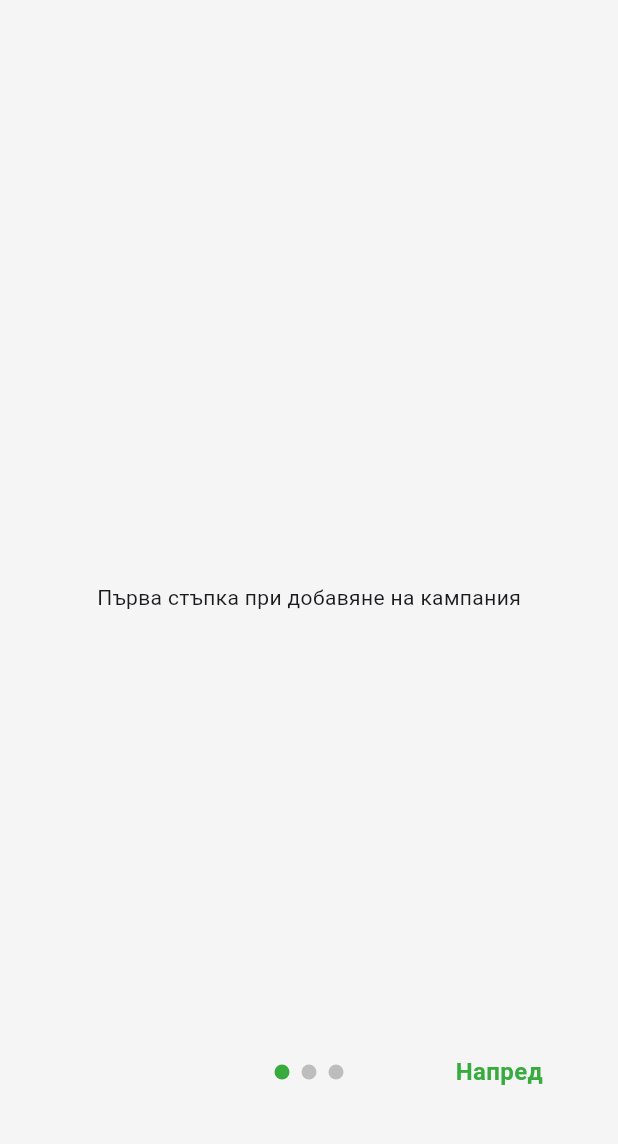
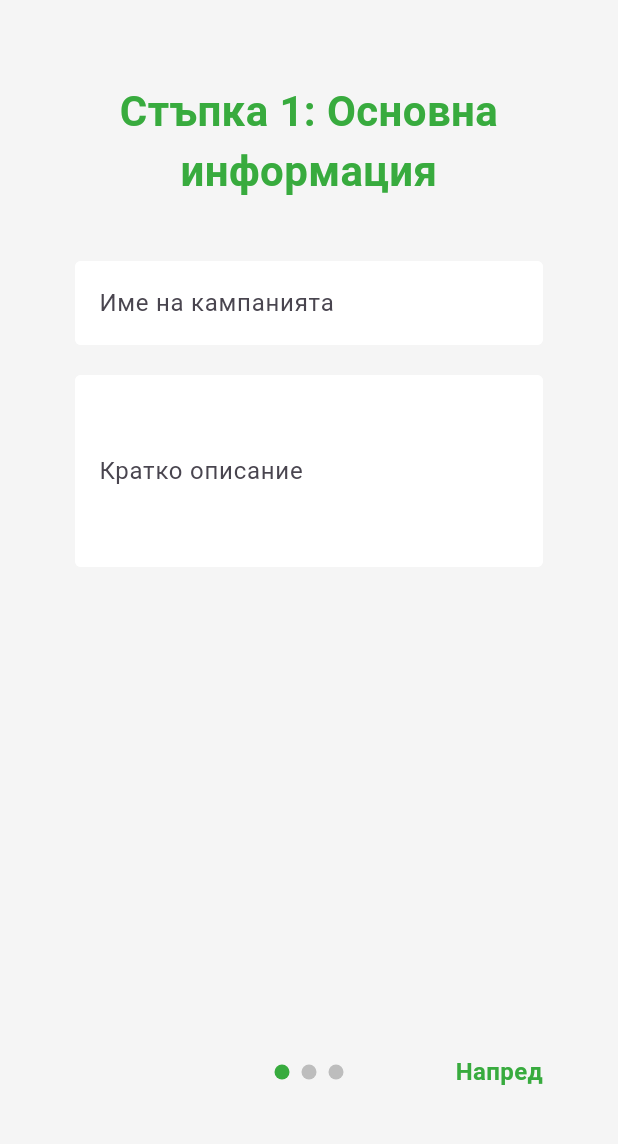
Before and after one commit to ZvezdiPro/Volunteer-Varna, a Flutter app: the CreateCampaign screen opened directly, on a phone screen of 412 x 824 dp, the part 63-1207 px from its top. Run offline on Flutter 3.47's test engine with Material 3 defaults, Android fonts, the phone set to English and light mode, and no system bars; drawn by our look-alikes of smooth_page_indicator; our stand-ins replace firebase_auth, firebase_core, flutter_spinkit; accounts and stored records are empty.

Commit message:
Finished the first campaign creation screen
Input for Title and Description

```diff
--- a/lib/screens/main/create_campaign.dart
+++ b/lib/screens/main/create_campaign.dart
@@ -40,6 +40,9 @@ class _CreateCampaignState extends State<CreateCampaign> {
   }
 
   void nextStep() {
+    final currentFormKey = _getCurrentFormKey();
+
+    if (currentFormKey.currentState!.validate()) {
       // If we aren't on the last page, go to the next
       if (_currentPage < totalSteps - 1) {
         _pageController.nextPage(
@@ -48,7 +51,8 @@ class _CreateCampaignState extends State<CreateCampaign> {
         );
       }
       else {
-      Navigator.pop(context);
+        _submitCampaign();
+      }
     }
   }
 
@@ -65,6 +69,8 @@ class _CreateCampaignState extends State<CreateCampaign> {
     setState(() {
       _loading = true;
       });
+
+    Navigator.of(context).pop();
 
     // TODO: Create a Campaign object using the data and add it to the DB
     // Needs to call the constructor AND use the organiserID usign the Auth service
--- a/lib/screens/main/create_campaign_step_one.dart
+++ b/lib/screens/main/create_campaign_step_one.dart
@@ -1,6 +1,6 @@
 import 'package:flutter/material.dart';
-import 'package:volunteer_app/shared/colors.dart';
 import 'package:volunteer_app/models/campaign_data.dart';
+import 'package:volunteer_app/shared/constants.dart';
 
 class CreateCampaignStepOne extends StatefulWidget {
   final CampaignData data;
@@ -19,10 +19,43 @@ class CreateCampaignStepOne extends StatefulWidget {
 class _CreateCampaignStepOneState extends State<CreateCampaignStepOne> {
   @override
   Widget build(BuildContext context) {
-    return Container(
-      color: backgroundGrey,
-      child: Center(
-        child: Text('Първа стъпка при добавяне на кампания'),
+    return SingleChildScrollView(
+      padding: EdgeInsets.only(left: 50.0, right: 50.0, top: 40.0, bottom: MediaQuery.of(context).viewInsets.bottom + 20),
+      child: Form(
+        key: widget.formKey,
+        child: Column(
+          crossAxisAlignment: CrossAxisAlignment.stretch,
+          children: <Widget>[
+            // Page title
+            Text(
+              'Стъпка 1: Основна информация',
+              style: mainHeadingStyle,
+              textAlign: TextAlign.center,
+            ),
+
+            SizedBox(height: 40.0),
+
+            // Campaign title input
+            TextFormField(
+              initialValue: widget.data.title,
+              decoration: textInputDecoration.copyWith(labelText: 'Име на кампанията', hintText: 'Например: Почистване на плажа'),
+              validator: (val) => val!.isEmpty ? 'Въведете заглавие' : null,
+              onChanged: (val) => widget.data.title = val.trim(),
+            ),
+
+            SizedBox(height: 20.0),
+
+            // Description input
+            TextFormField(
+              initialValue: widget.data.description,
+              decoration: textInputDecoration.copyWith(labelText: 'Кратко описание', hintText: 'Ще съберем пластмасови отпадъци от плажната ивица и ще ги рециклираме.'),
+              maxLines: 4,
+              keyboardType: TextInputType.multiline,
+              validator: (val) => val!.isEmpty ? 'Въведете описание' : null,
+              onChanged: (val) => widget.data.description = val.trim(),
+            ),
+          ],
+        ),
       ),
     );
   }
```
Lines whose indentation alone changed are shown as unchanged.
